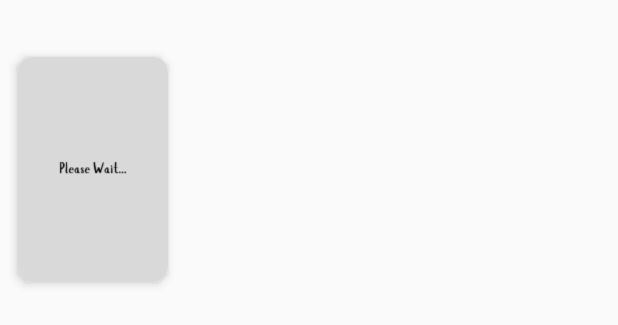
After one commit to mojahid2021/TMDB, an Android app: the layout item_trending_today.xml on its own in the app's theme, with its tools: preview values and no code run, on a phone screen of 412 x 824 dp. The commit adds this screen. Shown: the top 325 px of the screen. Run offline under Robolectric (Android 15) with nearby library versions, the phone set to English and light mode, and no system bars; network calls fail.

Commit message:
fixed nevigation

```diff
--- /dev/null
+++ b/app/src/main/res/layout/item_trending_today.xml
@@ -0,0 +1,94 @@
+<?xml version="1.0" encoding="utf-8"?>
+<LinearLayout xmlns:android="http://schemas.android.com/apk/res/android"
+    xmlns:app="http://schemas.android.com/apk/res-auto"
+    android:layout_width="match_parent"
+    android:layout_height="200dp">
+
+    <RelativeLayout
+        android:layout_width="match_parent"
+        android:layout_height="match_parent"
+        android:orientation="horizontal">
+
+        <ImageView
+            android:id="@+id/backDrop"
+            android:layout_width="match_parent"
+            android:layout_height="match_parent"
+            android:scaleType="centerCrop" />
+
+        <LinearLayout
+            android:layout_width="match_parent"
+            android:layout_height="match_parent">
+
+            <androidx.cardview.widget.CardView
+                android:layout_width="100dp"
+                android:layout_height="150dp"
+                android:layout_gravity="bottom"
+                android:layout_marginStart="12dp"
+                android:layout_marginEnd="12dp"
+                android:layout_marginBottom="12dp"
+                app:cardCornerRadius="10dp"
+                app:cardElevation="4dp">
+
+                <ImageView
+                    android:id="@+id/poster"
+                    android:layout_width="match_parent"
+                    android:layout_height="match_parent"
+                    android:scaleType="centerCrop"
+                    android:src="@drawable/please_wait" />
+            </androidx.cardview.widget.CardView>
+
+            <!-- Apply black faded background and padding to the text container -->
+            <LinearLayout
+                android:id="@+id/text"
+                android:layout_width="match_parent"
+                android:layout_height="wrap_content"
+                android:layout_gravity="bottom"
+                android:layout_marginBottom="12dp"
+                android:alpha="0.6"
+                android:visibility="gone"
+                android:background="@android:color/black"
+                android:orientation="vertical"
+                android:padding="8dp">
+
+                <TextView
+                    android:id="@+id/title"
+                    android:layout_width="wrap_content"
+                    android:layout_height="wrap_content"
+                    android:text="Title"
+                    android:textColor="@android:color/white"
+                    android:textSize="20sp"
+                    android:textStyle="bold" />
+
+                <TextView
+                    android:id="@+id/mediaType"
+                    android:layout_width="wrap_content"
+                    android:layout_height="wrap_content"
+                    android:text="Media Type"
+                    android:textColor="@android:color/white"
+                    android:textSize="15sp"
+                    android:textStyle="normal" />
+
+                <TextView
+                    android:id="@+id/releaseDate"
+                    android:layout_width="wrap_content"
+                    android:layout_height="wrap_content"
+                    android:text="Release Date"
+                    android:textColor="@android:color/white"
+                    android:textSize="15sp"
+                    android:textStyle="normal" />
+
+                <TextView
+                    android:id="@+id/voteAverage"
+                    android:layout_width="wrap_content"
+                    android:layout_height="wrap_content"
+                    android:text="Vote Average"
+                    android:textColor="@android:color/white"
+                    android:textSize="15sp"
+                    android:textStyle="normal" />
+            </LinearLayout>
+
+        </LinearLayout>
+
+    </RelativeLayout>
+
+</LinearLayout>
```
Also changed, not shown: app/src/main/java/com/horizonhunters/tmdb/home/HomeFragment.java (+109 -5 lines), app/src/main/java/com/horizonhunters/tmdb/home/Trending/Today/Content.java (added, +119 -0 lines), app/src/main/java/com/horizonhunters/tmdb/home/Trending/Today/ContentAdapter.java (added, +77 -0 lines), app/src/main/res/layout/fragment_home.xml (+4 -4 lines).
